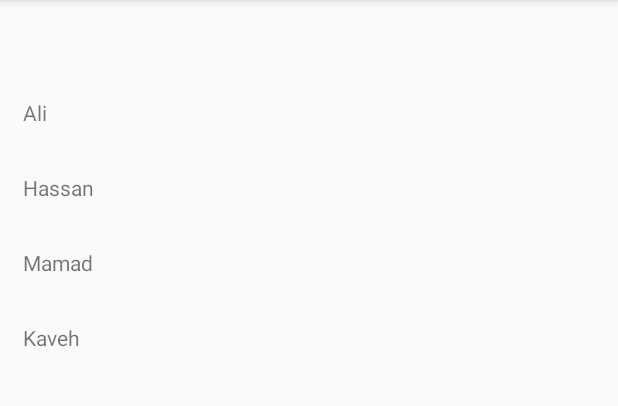
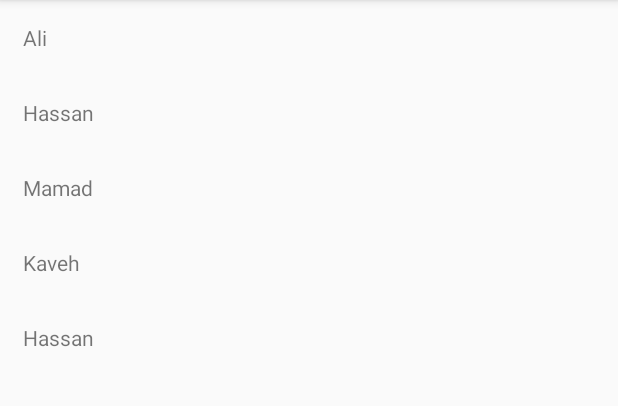
Before and after one commit to yaskarimi/AndroidAdvanceTest, an Android app: the screen it shows after launch (MainActivity), after a tap on "Ali", on a phone screen of 412 x 824 dp, the part 84-490 px from its top. Run offline under Robolectric (Android 15) with nearby library versions, the phone set to English and light mode, and no system bars; 1 statement that could not run was skipped.

Commit message:
extensions added

```diff
--- a/app/src/main/java/com/example/androidadvancetest/MainActivity.kt
+++ b/app/src/main/java/com/example/androidadvancetest/MainActivity.kt
@@ -3,10 +3,13 @@ package com.example.androidadvancetest
 import android.icu.lang.UCharacter
 import androidx.appcompat.app.AppCompatActivity
 import android.os.Bundle
+import android.util.Log
 import android.widget.Toast
 import androidx.recyclerview.widget.LinearLayoutManager
 import androidx.recyclerview.widget.RecyclerView
 import kotlinx.android.synthetic.main.activity_main.*
+import com.example.androidadvancetest.duplicateCharacter
+
 
 class MainActivity : AppCompatActivity() {
 
@@ -14,26 +17,31 @@ class MainActivity : AppCompatActivity() {
         super.onCreate(savedInstanceState)
         setContentView(R.layout.activity_main)
 
-        val model = NameModel(" " , " ")
         val list = ArrayList<String>()
-        list.add(model.name)
         list.add("Ali")
         list.add("Hassan")
         list.add("Mamad")
         list.add("Kaveh")
+        list.add("Hassan")
+        val nationalCode = "0020823207"
 
 
         recycler.adapter = RecyclerAdapter(list) {
-            showToast(it)
+            showToast(it , list  , nationalCode)
         }
         recycler.layoutManager = LinearLayoutManager(this , RecyclerView.VERTICAL ,false)
 
+    }
 
 
 
+    fun showToast(s : String,list: List<String>  , nationalCode :String){
+        Toast.makeText(this , "this is name: $s", Toast.LENGTH_LONG).show()
+        Toast.makeText(this , "we have the same name " + list.duplicateString(s), Toast.LENGTH_LONG).show()
+        Log.d("MYTAG" , "this is a valid or not valid  national Code" +
+                nationalCode.isValidNationalCode())
+
     }
 
-    fun showToast(s : String){
-        Toast.makeText(this , "this is name: " + s , Toast.LENGTH_LONG).show()
-    }
+
 }
--- a/app/src/main/java/com/example/androidadvancetest/MyExtensionFuns.kt
+++ b/app/src/main/java/com/example/androidadvancetest/MyExtensionFuns.kt
@@ -1,6 +1,134 @@
 package com.example.androidadvancetest
 
-fun String.duplicateCharacter(s : String){
+import android.util.Log
+import java.util.*
+import kotlin.collections.ArrayList
+
+fun String.duplicateCharacter(c : Char) : Boolean{
+    var count = 0
+    val a = this.toLowerCase()
+    val ar = a.toCharArray()
+
+    for(i in 0 until ar.size - 1) {
+            if (ar[i] == c) {
+                count += 1
+        }
+    }
+    return count>1
+}
+
+fun Int.lenght() : Int{
+    var lenght = this.toString().length
+    return lenght
+}
+
+fun List<String>.duplicateString(s : String) : Boolean {
+    var count = 0
+    for(i in 0 until this.size ) {
+
+            if (this[i] == s)
+                count += 1
+
+    }
+
+
+    return count>1
+
+}
+fun Int.divisibility(int : Int): Boolean {
+    return this%int==0
+}
+fun List<String>.biggerSize(list: List<String>) : Int{
+    var max =0
+    if(list.size > this.size)
+        max =list.size
+    else
+        max = this.size
+    return max
+
+}
+
+fun List<String>.commonItem(list: List<String>) : List<String> {
+    var commons = ArrayList<String>()
+    for(i in 0 until this.size)
+    {
+
+        for (j in 0 until list.size)
+        {
+            if (this[i] == list[j]){
+                commons.add(this[i])
+            }
+
+        }
+    }
+    return commons
+
+}
+fun List<String>.unCommonItem(list: List<String>) : List<String> {
+    var commons = ArrayList<String>()
+    for(i in 0 until this.size)
+    {
+
+        for (j in 0 until list.size)
+        {
+            if (this[i] != list[j]){
+                commons.add(this[i])
+            }
+
+        }
+    }
+    return commons
+
+}
+
+
+fun Int.separate(){
+    var len = this.lenght()
+    for( i in 0 until len )
+    {
+
+    }
+
 
 
 }
+
+fun String.isValidNationalCode()
+:Boolean {
+    val size = this.length
+    var temp = 0
+    val charAr = this.toCharArray()
+    var ar = ArrayList<Int>()
+
+
+
+    for(i in 0 until size)
+    {
+        if(charAr.size<10)
+        {
+            for( i in 0..10-charAr.size)
+              //  ar[i] = this[i]
+                ar[i] = this.toLong().toChar().toInt()
+            Log.d("MYTag " , "this is ar : " + ar[i])
+        }
+       // ar[] = intAr.
+
+
+      }
+
+
+
+    for (i in 0 until 9){
+        for(j in 10 downTo  2){
+            temp += (i * j)
+        }
+    }
+    var r = temp%11
+
+    if(r<2 && ar[9]==r)
+        return true
+    return if(r>=2 && ar[9]==11-r)
+        false
+    else
+        false
+}
```
